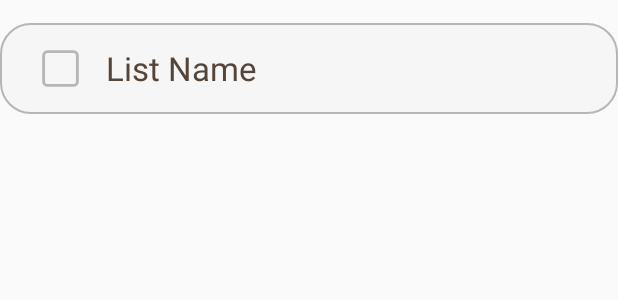
After one commit to yabluninn/shopnstock, an Android app: the layout list_item_holder.xml on its own in the app's theme, with its tools: preview values and no code run, on a phone screen of 412 x 824 dp. The commit adds this screen. Shown: the top 300 px of the screen. Run offline under Robolectric (Android 15) with nearby library versions, the phone set to English and light mode, and no system bars.

Commit message:
Added items adapter and recycler view; Added completing items (using checkboxes)

```diff
--- a/app/src/main/java/com/yablunin/shopnstock/util/DatabaseHandler.kt
+++ b/app/src/main/java/com/yablunin/shopnstock/util/DatabaseHandler.kt
@@ -4,12 +4,14 @@ import android.util.Log
 import com.google.firebase.database.DataSnapshot
 import com.google.firebase.database.DatabaseError
 import com.google.firebase.database.DatabaseReference
+import com.google.firebase.database.FirebaseDatabase
 import com.google.firebase.database.ValueEventListener
 import com.yablunin.shopnstock.user.User
 
 class DatabaseHandler {
     companion object{
         const val DB_USERS_NAME: String = "users"
+        val DB_REFERENCE: DatabaseReference = FirebaseDatabase.getInstance().getReference(DB_USERS_NAME)
 
         fun save(db: DatabaseReference, user: User){
             val uniqueId = user.id
--- /dev/null
+++ b/app/src/main/res/drawable/custom_checkbox.xml
@@ -0,0 +1,5 @@
+<?xml version="1.0" encoding="utf-8"?>
+<selector xmlns:android="http://schemas.android.com/apk/res/android">
+    <item android:state_checked="false" android:drawable="@drawable/ic_checkbox_empty"/>
+    <item android:state_checked="true" android:drawable="@drawable/ic_checkbox_checked"/>
+</selector>
--- /dev/null
+++ b/app/src/main/res/drawable/ic_checkbox_checked.xml
@@ -0,0 +1,20 @@
+<vector xmlns:android="http://schemas.android.com/apk/res/android"
+    android:width="30dp"
+    android:height="30dp"
+    android:viewportWidth="24"
+    android:viewportHeight="24">
+  <path
+      android:pathData="M9,11l3,3l10,-10"
+      android:strokeLineJoin="round"
+      android:strokeWidth="1.5"
+      android:fillColor="#00000000"
+      android:strokeColor="@color/app_base_dark"
+      android:strokeLineCap="round"/>
+  <path
+      android:pathData="M21,12v7a2,2 0,0 1,-2 2H5a2,2 0,0 1,-2 -2V5a2,2 0,0 1,2 -2h11"
+      android:strokeLineJoin="round"
+      android:strokeWidth="1.5"
+      android:fillColor="#00000000"
+      android:strokeColor="@color/app_base_dark"
+      android:strokeLineCap="round"/>
+</vector>
--- /dev/null
+++ b/app/src/main/res/drawable/ic_checkbox_empty.xml
@@ -0,0 +1,13 @@
+<vector xmlns:android="http://schemas.android.com/apk/res/android"
+    android:width="30dp"
+    android:height="30dp"
+    android:viewportWidth="24"
+    android:viewportHeight="24">
+  <path
+      android:strokeWidth="1.5"
+      android:pathData="m3,3m0,2a2,2 0,0 1,2 -2h14a2,2 0,0 1,2 2v14a2,2 0,0 1,-2 2h-14a2,2 0,0 1,-2 -2z"
+      android:strokeLineJoin="round"
+      android:fillColor="#00000000"
+      android:strokeColor="#B6B6B6"
+      android:strokeLineCap="round"/>
+</vector>
--- a/app/src/main/res/mipmap-anydpi-v26/img_empty_list.xml
+++ b/app/src/main/res/drawable/list_item_holder_background.xml
@@ -1,5 +1,6 @@
 <?xml version="1.0" encoding="utf-8"?>
-<adaptive-icon xmlns:android="http://schemas.android.com/apk/res/android">
-    <background android:drawable="@drawable/img_empty_list_background"/>
-    <foreground android:drawable="@mipmap/img_empty_list_foreground"/>
-</adaptive-icon>
+<shape xmlns:android="http://schemas.android.com/apk/res/android" android:shape="rectangle">
+    <solid android:color="#F6F6F6"/>
+    <stroke android:color="#B6B6B6" android:width="1dp"/>
+    <corners android:radius="20dp"/>
+</shape>
--- /dev/null
+++ b/app/src/main/res/layout/list_item_holder.xml
@@ -0,0 +1,40 @@
+<?xml version="1.0" encoding="utf-8"?>
+<LinearLayout xmlns:android="http://schemas.android.com/apk/res/android"
+    xmlns:app="http://schemas.android.com/apk/res-auto"
+    xmlns:tools="http://schemas.android.com/tools"
+    android:id="@+id/list_item_holder"
+    android:layout_width="match_parent"
+    android:layout_height="wrap_content"
+    android:layout_marginTop="15dp"
+    android:paddingTop="15dp"
+    android:paddingLeft="25dp"
+    android:paddingBottom="15dp"
+    android:background="@drawable/list_item_holder_background"
+    android:orientation="horizontal"
+    android:gravity="center_vertical"
+    >
+
+    <CheckBox
+        android:id="@+id/list_item_checkbox"
+        android:layout_width="wrap_content"
+        android:layout_height="30dp"
+        android:button="@drawable/custom_checkbox"
+        android:checked="false"
+        android:gravity="center_vertical"
+        android:padding="0dp"
+        tools:layout_editor_absoluteX="16dp"
+        tools:layout_editor_absoluteY="16dp" />
+
+    <TextView
+        android:id="@+id/list_item_name"
+        android:layout_width="0dp"
+        android:layout_height="wrap_content"
+        android:layout_weight="1"
+        android:layout_marginLeft="15dp"
+        android:text="List Name"
+        android:textColor="@color/item_header"
+        android:textSize="22sp"
+        app:layout_constraintStart_toStartOf="parent"
+        app:layout_constraintTop_toTopOf="parent" />
+
+</LinearLayout>
```
Also changed, not shown: app/src/main/java/com/yablunin/shopnstock/ShoppingListActivity.kt (+17 -8 lines), app/src/main/java/com/yablunin/shopnstock/list/ShoppingListItemsAdapter.kt (added, +66 -0 lines), app/src/main/res/drawable/list_item_holder_background_checked.xml (renamed from app/src/main/res/mipmap-anydpi-v26/img_empty_list_round.xml, +5 -4 lines).
